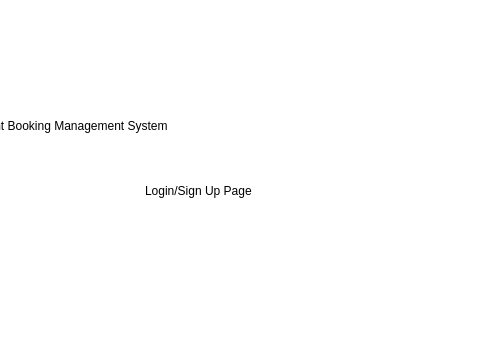
The window that Project_Source_Code/Welcome_UI_Screen.ui (Haleshot/Flight_Booking_System) describes before a commit, drawn with Qt 5; both pictures show x 375 to 855 and y 0 to 350 of the 1200 by 862 pixel window.
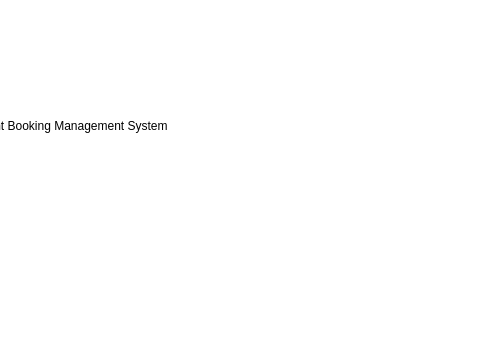
The same window after the commit.

What changed in the file:
```diff
--- a/Project_Source_Code/Welcome_UI_Screen.ui
+++ b/Project_Source_Code/Welcome_UI_Screen.ui
@@ -41,22 +41,6 @@
      <string>Flight Booking Management System</string>
     </property>
    </widget>
-   <widget class="QLabel" name="Login_Sign_Up_Label">
-    <property name="geometry">
-     <rect>
-      <x>520</x>
-      <y>160</y>
-      <width>191</width>
-      <height>61</height>
-     </rect>
-    </property>
-    <property name="styleSheet">
-     <string notr="true">font: 12pt &quot;MS Shell Dlg 2&quot;;</string>
-    </property>
-    <property name="text">
-     <string>Login/Sign Up Page</string>
-    </property>
-   </widget>
    <widget class="QPushButton" name="Login">
     <property name="geometry">
      <rect>
```
